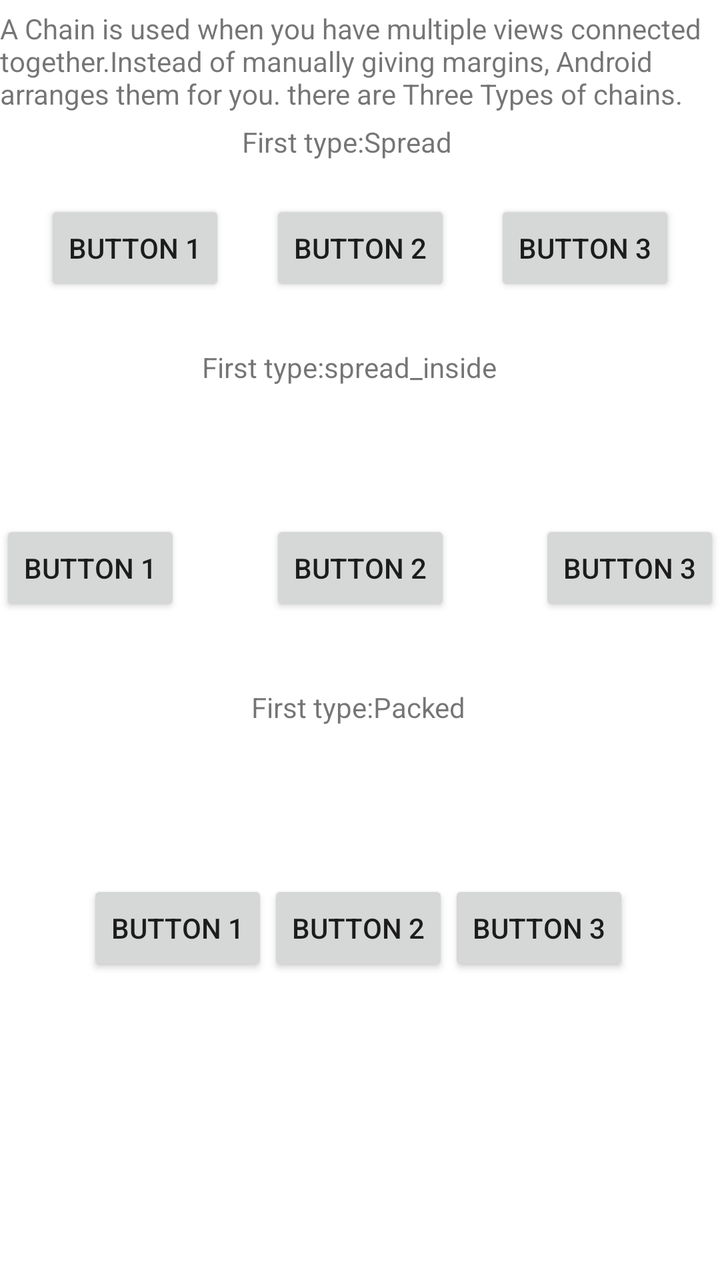
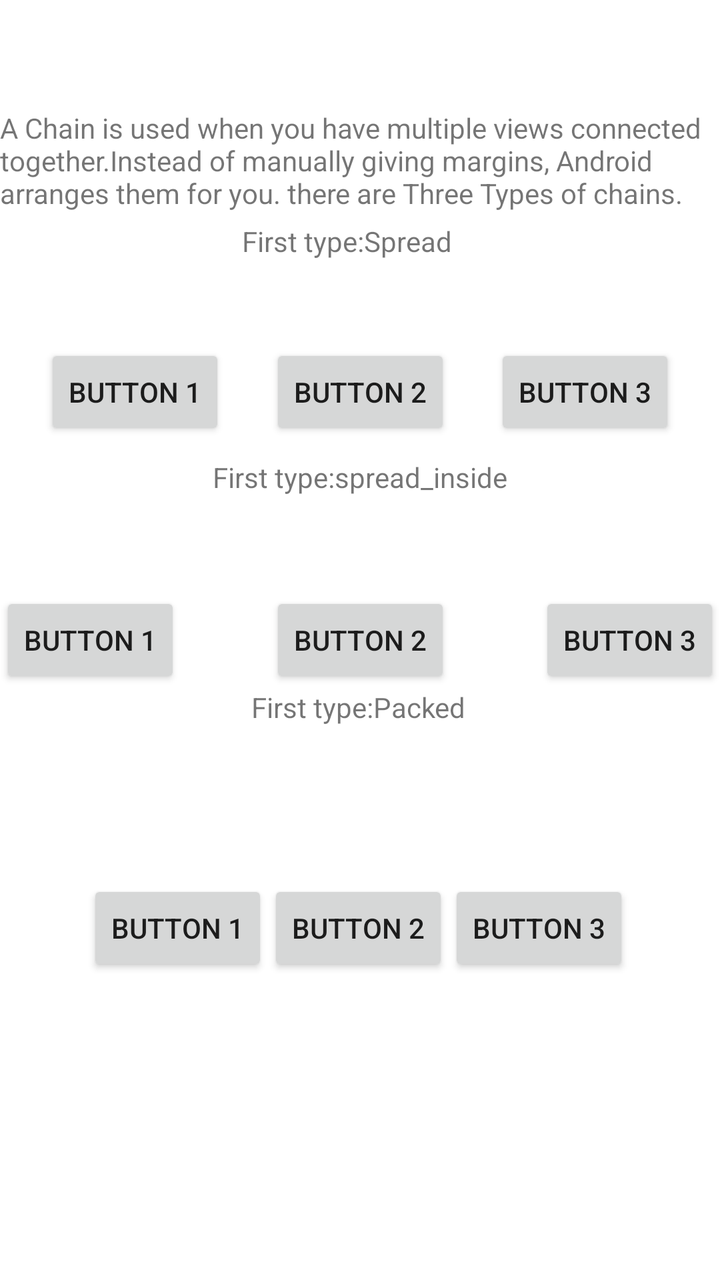

Before-and-after screenshots of an Android layout around one commit, followed by the original layout XML and the change that was made.
<!-- AndroidManifest.xml: application theme Theme.ANROIDDEVELOPMENT -->
<!-- res/layout/fragment_chains_constraint_layout.xml -->
<?xml version="1.0" encoding="utf-8"?>
<androidx.constraintlayout.widget.ConstraintLayout xmlns:android="http://schemas.android.com/apk/res/android"
    xmlns:tools="http://schemas.android.com/tools"
    android:layout_width="match_parent"
    android:layout_height="match_parent"
    xmlns:app="http://schemas.android.com/apk/res-auto"
    tools:context=".ChainsConstraintLayout">


    <TextView
        android:id="@+id/textView6"
        android:layout_width="wrap_content"
        android:layout_height="wrap_content"
        android:text="A Chain is used when you have multiple views connected together.Instead of manually giving margins, Android arranges them for you. there are Three Types of chains."
        app:layout_constraintBottom_toBottomOf="parent"
        app:layout_constraintStart_toStartOf="parent"
        app:layout_constraintTop_toTopOf="parent"
        app:layout_constraintVertical_bias="0.008" />

    
    <TextView
        android:layout_width="wrap_content"
        android:layout_height="wrap_content"
        android:text="First type:Spread"
        app:layout_constraintBottom_toBottomOf="parent"
        app:layout_constraintEnd_toEndOf="parent"
        app:layout_constraintHorizontal_bias="0.475"
        app:layout_constraintStart_toStartOf="parent"
        app:layout_constraintTop_toTopOf="parent"
        app:layout_constraintVertical_bias="0.099" />

    <androidx.appcompat.widget.AppCompatButton
       android:id="@+id/BtnOne"
       android:layout_width="wrap_content"
       android:layout_height="wrap_content"
       android:text="Button 1"
       android:layout_marginTop="100dp"
       app:layout_constraintStart_toStartOf="parent"
       app:layout_constraintTop_toTopOf="parent"
       app:layout_constraintEnd_toStartOf="@+id/Btntwo"

       app:layout_constraintHorizontal_chainStyle="spread"/>

    <androidx.appcompat.widget.AppCompatButton
        android:id="@+id/Btntwo"
        android:layout_width="wrap_content"
        android:layout_height="wrap_content"
        android:text="Button 2"

        app:layout_constraintEnd_toStartOf="@+id/BtnThree"
        app:layout_constraintTop_toTopOf="@+id/BtnOne"
        app:layout_constraintStart_toEndOf="@+id/BtnOne"
        />

    <androidx.appcompat.widget.AppCompatButton
        android:id="@+id/BtnThree"
        android:layout_width="wrap_content"
        android:layout_height="wrap_content"
        android:text="Button 3"
        app:layout_constraintStart_toEndOf="@id/Btntwo"
        app:layout_constraintTop_toTopOf="@id/BtnOne"
        app:layout_constraintEnd_toEndOf="parent"/>


       

    <TextView
        android:layout_width="wrap_content"
        android:layout_height="wrap_content"
        android:text="First type:spread_inside"
        app:layout_constraintBottom_toBottomOf="parent"
        app:layout_constraintEnd_toEndOf="parent"
        app:layout_constraintHorizontal_bias="0.475"
        app:layout_constraintStart_toStartOf="parent"
        app:layout_constraintTop_toTopOf="parent"
        app:layout_constraintVertical_bias="0.28" />

    <androidx.appcompat.widget.AppCompatButton
        android:id="@+id/BtnOneone"
        android:layout_width="wrap_content"
        android:layout_height="wrap_content"
        android:layout_marginTop="260dp"
        android:text="Button 1"
        app:layout_constraintEnd_toStartOf="@+id/Btntwotwo"
        app:layout_constraintHorizontal_bias="0.492"
        app:layout_constraintHorizontal_chainStyle="spread_inside"

        app:layout_constraintStart_toStartOf="parent"
        app:layout_constraintTop_toTopOf="parent" />

    <androidx.appcompat.widget.AppCompatButton
        android:id="@+id/Btntwotwo"
        android:layout_width="wrap_content"
        android:layout_height="wrap_content"
        android:text="Button 2"

        app:layout_constraintEnd_toStartOf="@+id/BtnThreethree"
        app:layout_constraintTop_toTopOf="@+id/BtnOneone"
        app:layout_constraintStart_toEndOf="@+id/BtnOneone"
        />

    <androidx.appcompat.widget.AppCompatButton
        android:id="@+id/BtnThreethree"
        android:layout_width="wrap_content"
        android:layout_height="wrap_content"
        android:text="Button 3"
        app:layout_constraintStart_toEndOf="@id/Btntwotwo"
        app:layout_constraintTop_toTopOf="@id/BtnOneone"
        app:layout_constraintEnd_toEndOf="parent"/>




       

    <TextView
        android:layout_width="wrap_content"
        android:layout_height="wrap_content"
        android:text="First type:Packed"
        app:layout_constraintBottom_toBottomOf="parent"
        app:layout_constraintEnd_toEndOf="parent"
        app:layout_constraintHorizontal_bias="0.498"
        app:layout_constraintStart_toStartOf="parent"
        app:layout_constraintTop_toTopOf="parent"
        app:layout_constraintVertical_bias="0.554" />

    <androidx.appcompat.widget.AppCompatButton
     android:id="@+id/BtnOneoneone"
     android:layout_width="wrap_content"
     android:layout_height="wrap_content"
     android:layout_marginTop="440dp"
     android:text="Button 1"
     app:layout_constraintEnd_toStartOf="@+id/Btntwotwotwo"
     app:layout_constraintHorizontal_bias="0.492"

     app:layout_constraintHorizontal_chainStyle="packed"

     app:layout_constraintStart_toStartOf="parent"
     app:layout_constraintTop_toTopOf="parent" />

 <androidx.appcompat.widget.AppCompatButton
     android:id="@+id/Btntwotwotwo"
     android:layout_width="wrap_content"
     android:layout_height="wrap_content"
     android:text="Button 2"

     app:layout_constraintEnd_toStartOf="@+id/BtnThreethreethree"
     app:layout_constraintTop_toTopOf="@+id/BtnOneoneone"
     app:layout_constraintStart_toEndOf="@+id/BtnOneoneone"
     />

 <androidx.appcompat.widget.AppCompatButton
     android:id="@+id/BtnThreethreethree"
     android:layout_width="wrap_content"
     android:layout_height="wrap_content"
     android:text="Button 3"
     app:layout_constraintStart_toEndOf="@id/Btntwotwotwo"
     app:layout_constraintTop_toTopOf="@id/BtnOneoneone"
     app:layout_constraintEnd_toEndOf="parent"/>



</androidx.constraintlayout.widget.ConstraintLayout>
<!-- resources referenced by this layout -->
<resources>
  <style name="Theme.ANROIDDEVELOPMENT" parent="Theme.MaterialComponents.DayNight.NoActionBar">
          
          <item name="colorPrimary">@color/purple_500</item>
          <item name="colorPrimaryVariant">@color/purple_700</item>
          <item name="colorOnPrimary">@color/white</item>
          
          <item name="colorSecondary">@color/teal_200</item>
          <item name="colorSecondaryVariant">@color/teal_700</item>
          <item name="colorOnSecondary">@color/black</item>
          
          <item name="android:statusBarColor">?attr/colorPrimaryVariant</item>
          
      </style>
  <color name="purple_500">#FF6200EE</color>
  <color name="purple_700">#FF3700B3</color>
  <color name="white">#FFFFFFFF</color>
  <color name="teal_200">#FF03DAC5</color>
  <color name="teal_700">#FF018786</color>
  <color name="black">#FF000000</color>
</resources>

<!-- the commit's change to res/layout/fragment_chains_constraint_layout.xml (unified diff, before → after) -->
@@ -8,6 +8,7 @@
 
 
     <TextView
+        android:layout_marginTop="50dp"
         android:id="@+id/textView6"
         android:layout_width="wrap_content"
         android:layout_height="wrap_content"
@@ -18,6 +19,7 @@
         app:layout_constraintVertical_bias="0.008" />
 
     
+
     <TextView
         android:layout_width="wrap_content"
         android:layout_height="wrap_content"
@@ -27,19 +29,19 @@
         app:layout_constraintHorizontal_bias="0.475"
         app:layout_constraintStart_toStartOf="parent"
         app:layout_constraintTop_toTopOf="parent"
-        app:layout_constraintVertical_bias="0.099" />
+        app:layout_constraintVertical_bias="0.179" />
 
     <androidx.appcompat.widget.AppCompatButton
-       android:id="@+id/BtnOne"
-       android:layout_width="wrap_content"
-       android:layout_height="wrap_content"
-       android:text="Button 1"
-       android:layout_marginTop="100dp"
-       app:layout_constraintStart_toStartOf="parent"
-       app:layout_constraintTop_toTopOf="parent"
-       app:layout_constraintEnd_toStartOf="@+id/Btntwo"
+        android:id="@+id/BtnOne"
+        android:layout_width="wrap_content"
+        android:layout_height="wrap_content"
+        android:layout_marginTop="172dp"
+        android:text="Button 1"
+        app:layout_constraintEnd_toStartOf="@+id/Btntwo"
+        app:layout_constraintHorizontal_chainStyle="spread"
+        app:layout_constraintStart_toStartOf="parent"
 
-       app:layout_constraintHorizontal_chainStyle="spread"/>
+        app:layout_constraintTop_toTopOf="parent" />
 
     <androidx.appcompat.widget.AppCompatButton
         android:id="@+id/Btntwo"
@@ -70,16 +72,15 @@
         android:text="First type:spread_inside"
         app:layout_constraintBottom_toBottomOf="parent"
         app:layout_constraintEnd_toEndOf="parent"
-        app:layout_constraintHorizontal_bias="0.475"
         app:layout_constraintStart_toStartOf="parent"
         app:layout_constraintTop_toTopOf="parent"
-        app:layout_constraintVertical_bias="0.28" />
+        app:layout_constraintVertical_bias="0.369" />
 
     <androidx.appcompat.widget.AppCompatButton
         android:id="@+id/BtnOneone"
         android:layout_width="wrap_content"
         android:layout_height="wrap_content"
-        android:layout_marginTop="260dp"
+        android:layout_marginTop="296dp"
         android:text="Button 1"
         app:layout_constraintEnd_toStartOf="@+id/Btntwotwo"
         app:layout_constraintHorizontal_bias="0.492"
